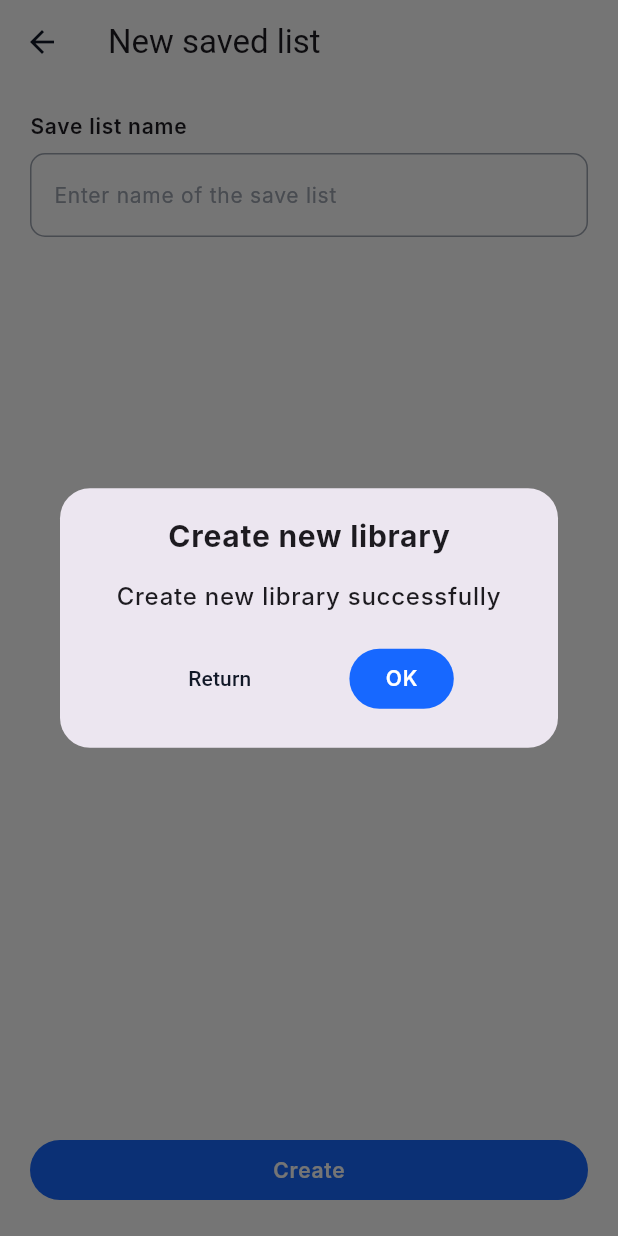
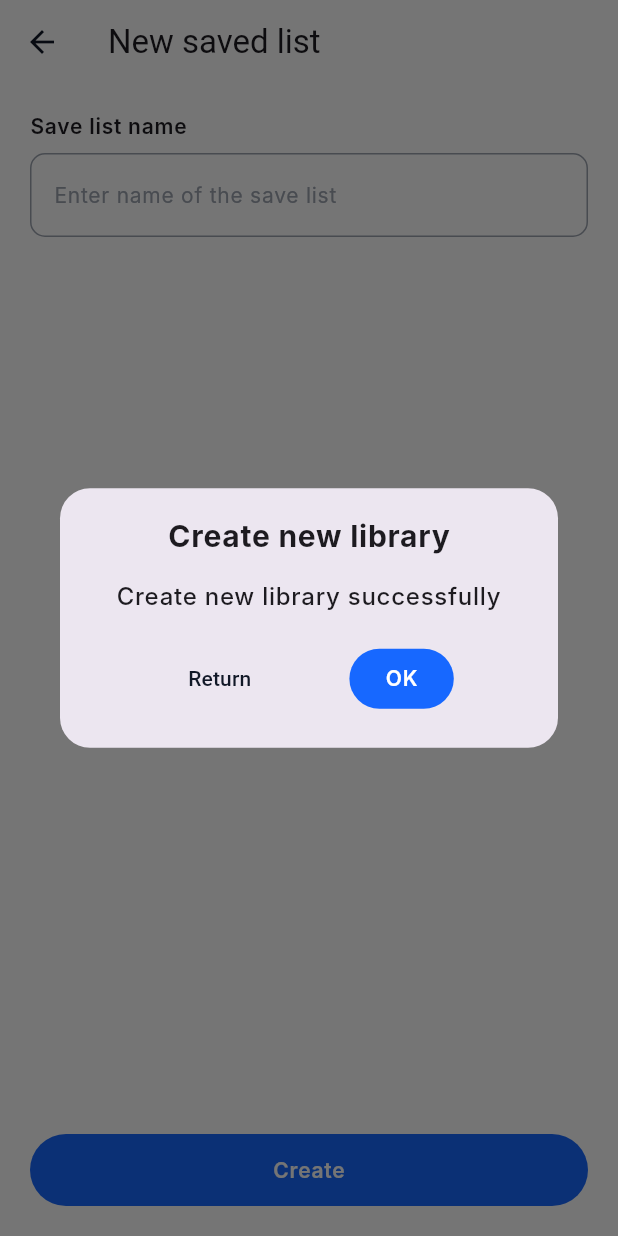
Before and after one commit to ctangerine/eBook-Searching, a Flutter app: the CreateNewLibraryScreen screen opened directly, after a tap on "Create", on a phone screen of 412 x 824 dp. Run offline on Flutter 3.47's test engine with Material 3 defaults, Android fonts, the phone set to English and light mode, and no system bars; our stand-ins replace carousel_slider, dartz, dio, equatable, flutter_bloc, flutter_image_slideshow and 8 more; missing offline and left inert: dart:ffi; accounts and stored records are empty; generated files the repository leaves out were written again; Roboto replaces fonts that are missing (Inter).

Commit message:
fix button create new lib

```diff
--- a/ebook_searching/lib/presentation/common_widgets/book_card.dart
+++ b/ebook_searching/lib/presentation/common_widgets/book_card.dart
@@ -45,6 +45,7 @@ class BookCard extends StatelessWidget {
       crossAxisAlignment: CrossAxisAlignment.start,
       children: [
         _buildBookCover(),
+        const SizedBox(height: 4),
         _buildBookInfo(context),
       ],
     );
@@ -53,7 +54,7 @@ class BookCard extends StatelessWidget {
   Widget _buildBookCover() {
     return SizedBox(
       width: isHorizontal ? 120 : 160,
-      height: isHorizontal ? 150 : 210,
+      height: isHorizontal ? 150 : 208,
       child: Card(
         margin: const EdgeInsets.only(right: 0, left: 0),
         color: AppColors.maintheme,
--- a/ebook_searching/lib/presentation/screens/create_new_library_screen.dart
+++ b/ebook_searching/lib/presentation/screens/create_new_library_screen.dart
@@ -84,6 +84,8 @@ class _CreateNewLibraryScreenState extends State<CreateNewLibraryScreen> {
           return Row(
             children: [
               Expanded(
+                child: SizedBox(
+                  height: 48, // Đặt chiều cao cố định
                   child: FilledButton(
                     onPressed: () {
                       final libraryName = _libraryNameController.text;
@@ -97,13 +99,13 @@ class _CreateNewLibraryScreenState extends State<CreateNewLibraryScreen> {
                     child: const Text('Create'),
                   ),
                 ),
+              ),
             ],
           );
         } else {
           return const SizedBox();
         }
       },
-
       listener: (context, state) {
         if (_isLibraryCreated && state is LoadLocalLibrarySuccess) {
           _isLibraryCreated = false;
@@ -130,4 +132,5 @@ class _CreateNewLibraryScreenState extends State<CreateNewLibraryScreen> {
       },
     );
   }
+
 }
```
Also changed, not shown: 1 other file. Lines whose indentation alone changed are shown as unchanged.
